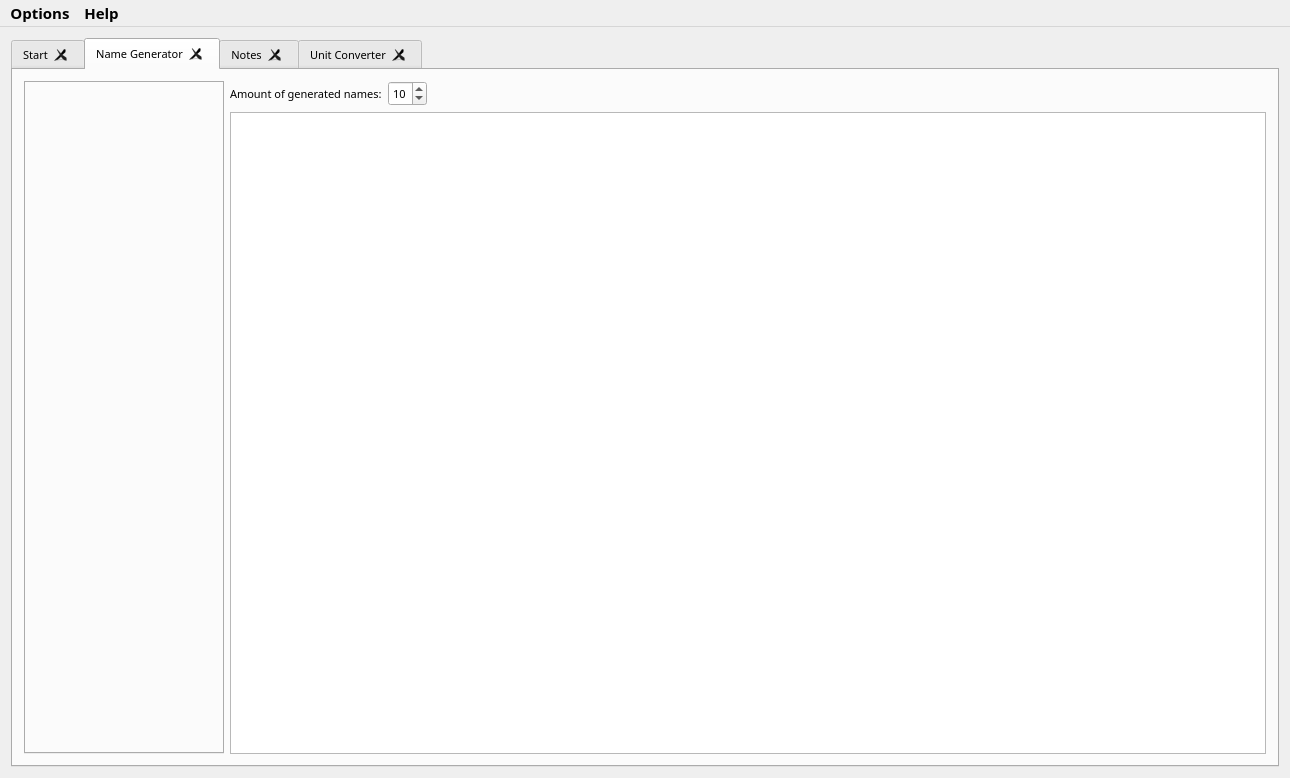
Old version of the form mainwindow.ui in the repository PhilInTheGaps/GM-Companion.
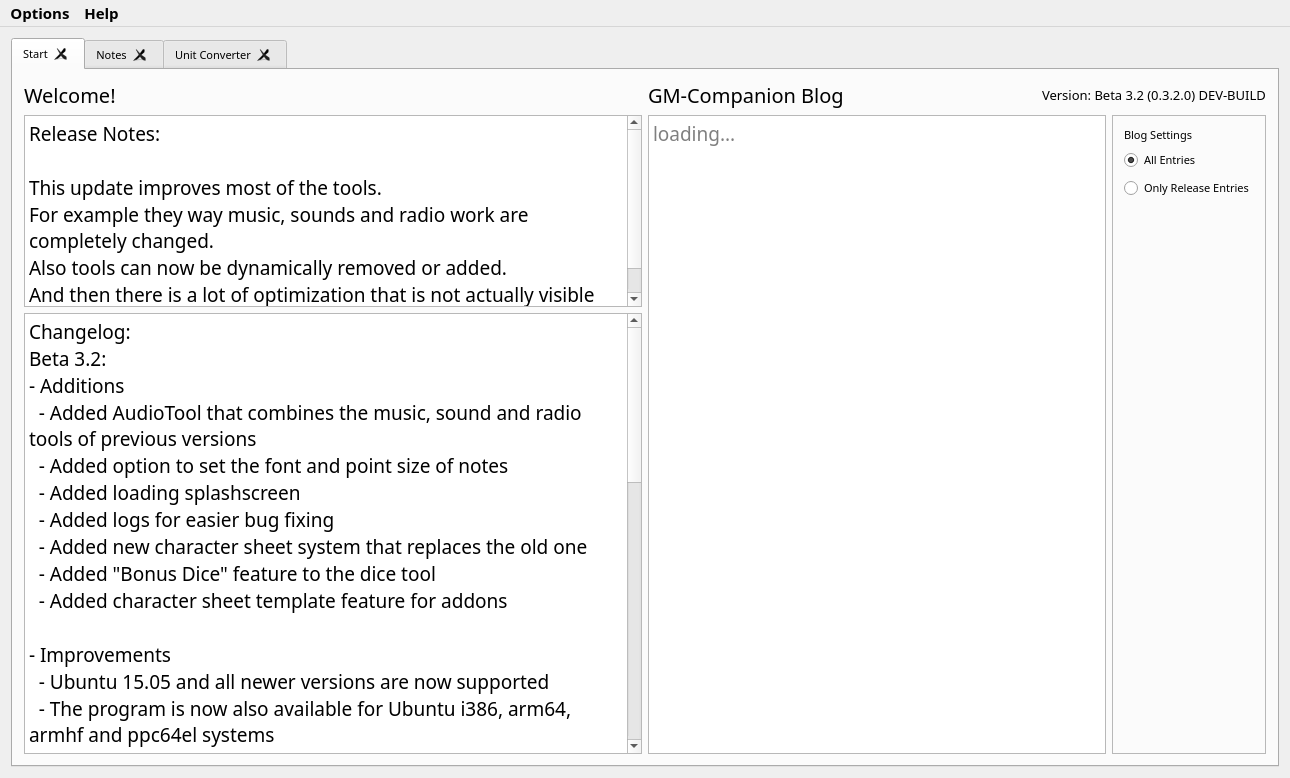
New version of the form. The open tabs and pages were chosen to show the change. Icons and pictures are not drawn.

Commit message: Added functionality to name generator tool and removed old one

What changed in the file:
```diff
--- a/mainwindow.ui
+++ b/mainwindow.ui
@@ -351,101 +351,6 @@
         </item>
        </layout>
       </widget>
-      <widget class="QWidget" name="tabNames">
-       <attribute name="title">
-        <string>Name Generator</string>
-       </attribute>
-       <layout class="QHBoxLayout" name="horizontalLayout_18">
-        <item>
-         <widget class="QTabWidget" name="nameTabWidget">
-          <property name="sizePolicy">
-           <sizepolicy hsizetype="Maximum" vsizetype="Expanding">
-            <horstretch>0</horstretch>
-            <verstretch>0</verstretch>
-           </sizepolicy>
-          </property>
-          <property name="minimumSize">
-           <size>
-            <width>200</width>
-            <height>0</height>
-           </size>
-          </property>
-          <property name="styleSheet">
-           <string notr="true"/>
-          </property>
-          <property name="tabPosition">
-           <enum>QTabWidget::West</enum>
-          </property>
-          <property name="movable">
-           <bool>true</bool>
-          </property>
-          <property name="tabBarAutoHide">
-           <bool>true</bool>
-          </property>
-         </widget>
-        </item>
-        <item>
-         <layout class="QVBoxLayout" name="verticalLayout_10">
-          <item>
-           <layout class="QHBoxLayout" name="horizontalLayout_4">
-            <item>
-             <widget class="QLabel" name="label_6">
-              <property name="text">
-               <string>Amount of generated names:</string>
-              </property>
-             </widget>
-            </item>
-            <item>
-             <widget class="QSpinBox" name="namesAmountSpinBox">
-              <property name="minimum">
-               <number>1</number>
-              </property>
-              <property name="value">
-               <number>10</number>
-              </property>
-             </widget>
-            </item>
-            <item>
-             <spacer name="horizontalSpacer">
-              <property name="orientation">
-               <enum>Qt::Horizontal</enum>
-              </property>
-              <property name="sizeHint" stdset="0">
-               <size>
-                <width>40</width>
-                <height>20</height>
-               </size>
-              </property>
-             </spacer>
-            </item>
-           </layout>
-          </item>
-          <item>
-           <widget class="QTextEdit" name="nameTextEdit">
-            <property name="font">
-             <font>
-              <pointsize>20</pointsize>
-             </font>
-            </property>
-            <property name="readOnly">
-             <bool>true</bool>
-            </property>
-            <property name="html">
-             <string notr="true">&lt;!DOCTYPE HTML PUBLIC &quot;-//W3C//DTD HTML 4.0//EN&quot; &quot;http://www.w3.org/TR/REC-html40/strict.dtd&quot;&gt;
-&lt;html&gt;&lt;head&gt;&lt;meta name=&quot;qrichtext&quot; content=&quot;1&quot; /&gt;&lt;style type=&quot;text/css&quot;&gt;
-p, li { white-space: pre-wrap; }
-&lt;/style&gt;&lt;/head&gt;&lt;body style=&quot; font-family:'Malgun Gothic'; font-size:20pt; font-weight:400; font-style:normal;&quot;&gt;
-&lt;p style=&quot;-qt-paragraph-type:empty; margin-top:0px; margin-bottom:0px; margin-left:0px; margin-right:0px; -qt-block-indent:0; text-indent:0px; font-family:'MS Shell Dlg 2';&quot;&gt;&lt;br /&gt;&lt;/p&gt;&lt;/body&gt;&lt;/html&gt;</string>
-            </property>
-            <property name="overwriteMode">
-             <bool>false</bool>
-            </property>
-           </widget>
-          </item>
-         </layout>
-        </item>
-       </layout>
-      </widget>
       <widget class="QWidget" name="tabNotes">
        <attribute name="title">
         <string>Notes</string>
```
The commit also changes 4 other files.
